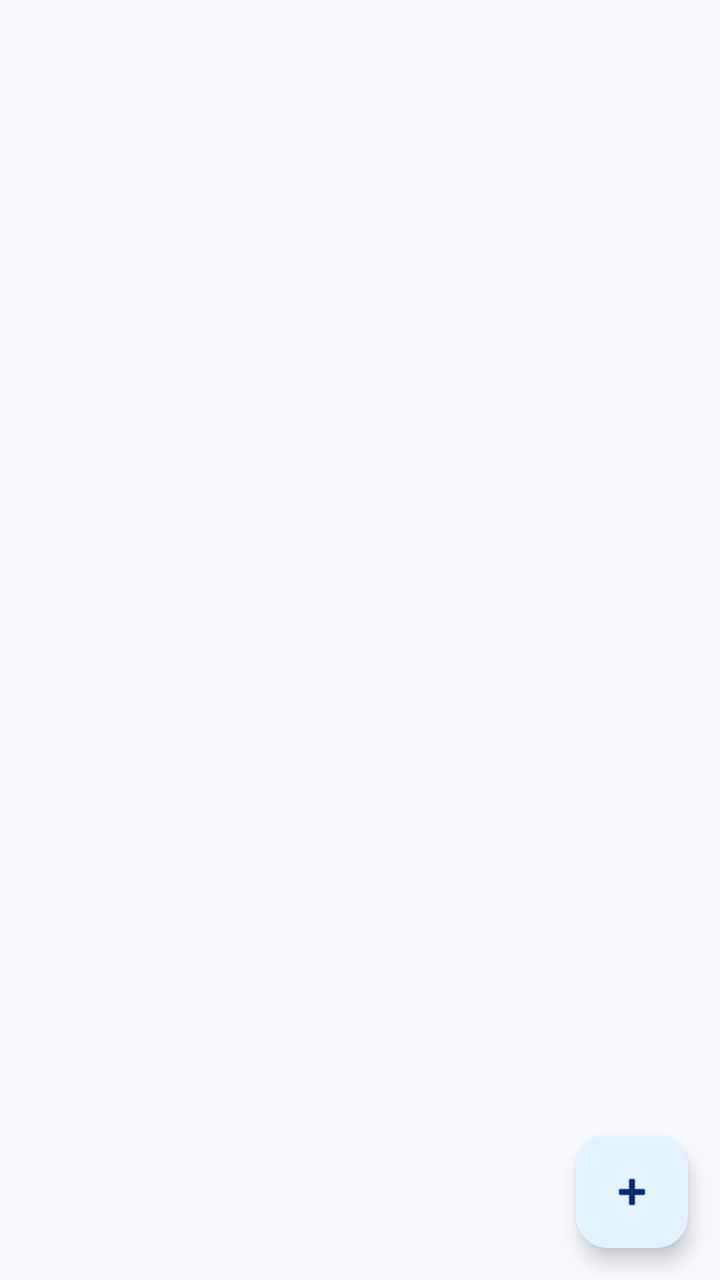
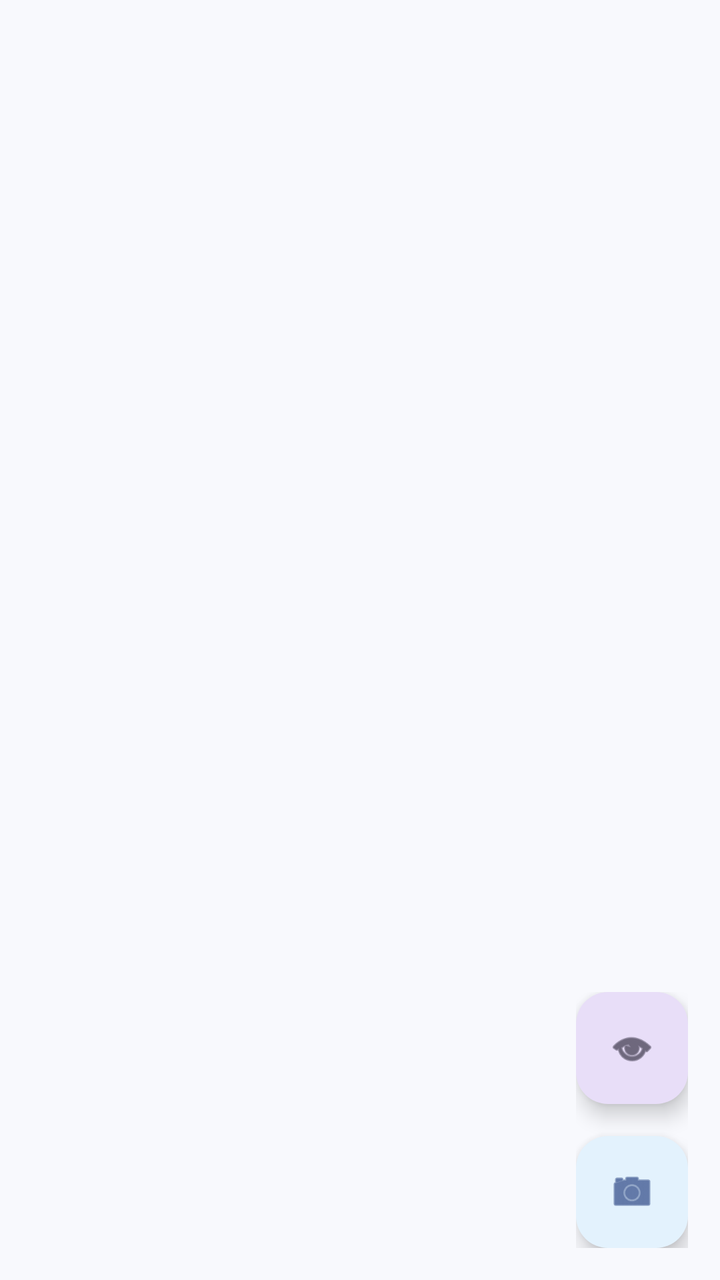

Compare the two renders of this Android layout. The source of the first and the diff that turns it into the second are given below.
<!-- AndroidManifest.xml: application theme Theme.SignLink -->
<!-- res/layout/fragment_contacts.xml -->
<?xml version="1.0" encoding="utf-8"?>
<androidx.constraintlayout.widget.ConstraintLayout xmlns:android="http://schemas.android.com/apk/res/android"
    xmlns:app="http://schemas.android.com/apk/res-auto"
    xmlns:tools="http://schemas.android.com/tools"
    android:layout_width="match_parent"
    android:layout_height="match_parent"
    tools:context=".ui.contacts.ContactsFragment">

    <androidx.recyclerview.widget.RecyclerView
        android:id="@+id/rv_contacts"
        android:layout_width="match_parent"
        android:layout_height="match_parent"
        tools:listitem="@android:layout/simple_list_item_1" />

    <com.google.android.material.floatingactionbutton.FloatingActionButton
        android:id="@+id/fab_add_contact"
        android:layout_width="wrap_content"
        android:layout_height="wrap_content"
        android:layout_margin="@dimen/fab_margin"
        android:contentDescription="Añadir contacto"
        app:layout_constraintBottom_toBottomOf="parent"
        app:layout_constraintEnd_toEndOf="parent"
        app:srcCompat="@android:drawable/ic_input_add" />

</androidx.constraintlayout.widget.ConstraintLayout>
<!-- resources referenced by this layout -->
<resources>
  <dimen name="fab_margin">16dp</dimen>
  <style name="Theme.SignLink" parent="Base.Theme.SignLink" />
  <style name="Base.Theme.SignLink" parent="Theme.Material3.DayNight.NoActionBar">
          <item name="colorPrimary">@color/primary</item>
          <item name="colorOnPrimary">@color/on_primary</item>
          <item name="colorSecondary">@color/secondary</item>
          <item name="colorOnSecondary">@color/on_secondary</item>
          <item name="android:navigationBarColor">@color/white</item>
          <item name="android:windowBackground">@color/background</item>
          <item name="colorSurface">@color/surface</item>
          <item name="colorOnSurface">@color/on_surface</item>
          <item name="colorOnSurfaceVariant">@color/on_surface_variant</item>
          <item name="colorSurfaceVariant">@color/gray_100</item>
          <item name="colorPrimaryContainer">#E3F2FD</item>
          <item name="colorOnPrimaryContainer">@color/primary_variant</item>
      </style>
  <color name="primary">#1539A1</color>
  <color name="on_primary">#FFFFFF</color>
  <color name="secondary">#00D09C</color>
  <color name="on_secondary">#FFFFFF</color>
  <color name="white">#FFFFFFFF</color>
  <color name="background">#F8F9FD</color>
  <color name="surface">#FFFFFF</color>
  <color name="on_surface">#1D212D</color>
  <color name="on_surface_variant">#6B7280</color>
  <color name="gray_100">#F3F4F6</color>
  <color name="primary_variant">#0D2970</color>
</resources>

<!-- the commit's change to res/layout/fragment_contacts.xml (unified diff, before → after) -->
@@ -4,22 +4,60 @@
     xmlns:tools="http://schemas.android.com/tools"
     android:layout_width="match_parent"
     android:layout_height="match_parent"
+    android:background="?android:attr/windowBackground"
     tools:context=".ui.contacts.ContactsFragment">
 
     <androidx.recyclerview.widget.RecyclerView
         android:id="@+id/rv_contacts"
         android:layout_width="match_parent"
         android:layout_height="match_parent"
-        tools:listitem="@android:layout/simple_list_item_1" />
+        android:clipToPadding="false"
+        android:padding="8dp"
+        tools:listitem="@android:layout/simple_list_item_2" />
 
-    <com.google.android.material.floatingactionbutton.FloatingActionButton
-        android:id="@+id/fab_add_contact"
+    <TextView
+        android:id="@+id/tv_empty_state"
         android:layout_width="wrap_content"
         android:layout_height="wrap_content"
-        android:layout_margin="@dimen/fab_margin"
-        android:contentDescription="Añadir contacto"
+        android:text="No tienes contactos agregados.\n¡Pulsa la cámara para escanear un código QR!"
+        android:textColor="?attr/colorSecondary"
+        android:textSize="16sp"
+        android:gravity="center"
+        android:textStyle="bold"
+        android:visibility="gone"
         app:layout_constraintBottom_toBottomOf="parent"
         app:layout_constraintEnd_toEndOf="parent"
-        app:srcCompat="@android:drawable/ic_input_add" />
+        app:layout_constraintStart_toStartOf="parent"
+        app:layout_constraintTop_toTopOf="parent" />
+
+    <LinearLayout
+        android:layout_width="wrap_content"
+        android:layout_height="wrap_content"
+        android:orientation="vertical"
+        android:gravity="end"
+        android:layout_margin="16dp"
+        app:layout_constraintBottom_toBottomOf="parent"
+        app:layout_constraintEnd_toEndOf="parent">
+
+        <com.google.android.material.floatingactionbutton.FloatingActionButton
+            android:id="@+id/fab_show_my_qr"
+            android:layout_width="wrap_content"
+            android:layout_height="wrap_content"
+            android:layout_marginBottom="16dp"
+            android:contentDescription="Mostrar mi QR"
+            app:backgroundTint="?attr/colorSecondaryContainer"
+            app:tint="?attr/colorOnSecondaryContainer"
+            app:srcCompat="@android:drawable/ic_menu_view" />
+
+        <com.google.android.material.floatingactionbutton.FloatingActionButton
+            android:id="@+id/fab_add_contact"
+            android:layout_width="wrap_content"
+            android:layout_height="wrap_content"
+            android:contentDescription="Escanear contacto"
+            app:backgroundTint="?attr/colorPrimaryContainer"
+            app:tint="?attr/colorOnPrimaryContainer"
+            app:srcCompat="@android:drawable/ic_menu_camera" />
+
+    </LinearLayout>
 
 </androidx.constraintlayout.widget.ConstraintLayout>
<!-- resource entries referenced after the edit -->
@@ -1,6 +1,5 @@
 <!-- resources referenced by this layout -->
 <resources>
-  <dimen name="fab_margin">16dp</dimen>
   <style name="Theme.SignLink" parent="Base.Theme.SignLink" />
   <style name="Base.Theme.SignLink" parent="Theme.Material3.DayNight.NoActionBar">
           <item name="colorPrimary">@color/primary</item>
